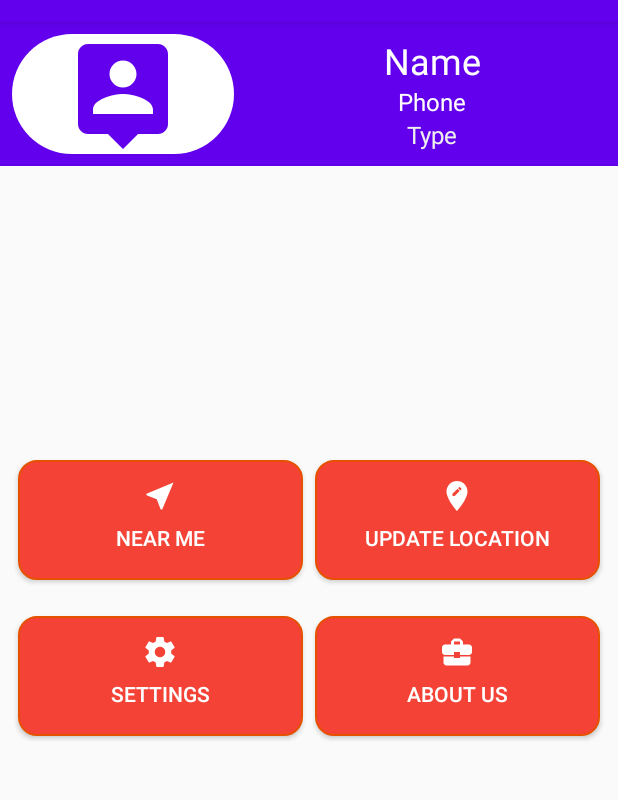
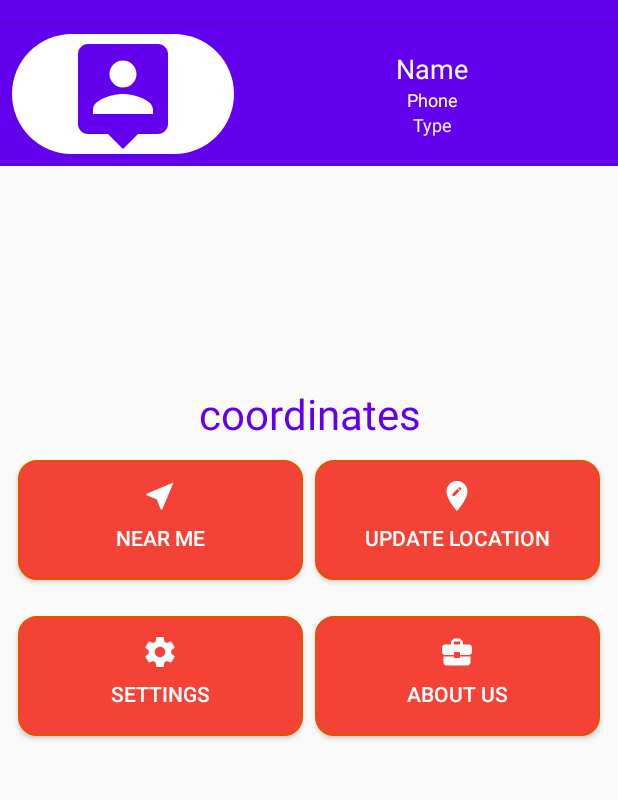
Before and after one commit to dikamjit-borah/Imminear, an Android app: the screen it shows after launch once a user with an empty profile is signed in (Dashboard), on a phone screen of 412 x 824 dp, the part 62-862 px from its top. Run offline under Robolectric (Android 15) with nearby library versions, the phone set to English and light mode, and no system bars; our stand-ins replace Firebase (no records; nobody signed in at launch, a user with empty details on screens opened directly); network calls fail; 1 statement that could not run was skipped.

Commit message:
finds all migrants

```diff
--- a/app/src/main/java/com/example/swaroj/Dashboard.java
+++ b/app/src/main/java/com/example/swaroj/Dashboard.java
@@ -1,19 +1,39 @@
 package com.example.swaroj;
 
+import androidx.annotation.NonNull;
 import androidx.appcompat.app.AlertDialog;
 import androidx.appcompat.app.AppCompatActivity;
+import androidx.core.app.ActivityCompat;
 
+import android.Manifest;
+import android.annotation.SuppressLint;
+import android.content.Context;
 import android.content.DialogInterface;
 import android.content.Intent;
+import android.content.pm.PackageManager;
+import android.graphics.Color;
+import android.location.Location;
+import android.location.LocationManager;
 import android.os.Bundle;
+import android.os.Looper;
+import android.provider.Settings;
 import android.view.Menu;
 import android.view.MenuInflater;
 import android.view.MenuItem;
 import android.view.View;
+import android.widget.Button;
 import android.widget.TextView;
 import android.widget.Toast;
 
+import com.google.android.gms.location.FusedLocationProviderClient;
+import com.google.android.gms.location.LocationCallback;
+import com.google.android.gms.location.LocationRequest;
+import com.google.android.gms.location.LocationResult;
+import com.google.android.gms.location.LocationServices;
+import com.google.android.gms.maps.model.Dash;
+import com.google.android.gms.tasks.OnCompleteListener;
 import com.google.android.gms.tasks.OnSuccessListener;
+import com.google.android.gms.tasks.Task;
 import com.google.firebase.auth.FirebaseAuth;
 import com.google.firebase.firestore.DocumentReference;
 import com.google.firebase.firestore.DocumentSnapshot;
@@ -29,7 +49,16 @@ public class Dashboard extends AppCompatActivity {
     FirebaseFirestore firestore;
     String USER_ID;
     TextView name, phone, type;
+    TextView coordinates_textview;
     int count = 0;
+    double lat, lon;
+
+    Button near_me;
+
+
+    private static final int PERMISSION_ID = 44;
+    FusedLocationProviderClient mFusedLocationClient;
+
 
     @Override
     protected void onCreate(Bundle savedInstanceState) {
@@ -44,8 +73,18 @@ public class Dashboard extends AppCompatActivity {
         name = findViewById(R.id.textView_name_dash);
         phone = findViewById(R.id.textView_phone_dash);
         type = findViewById(R.id.textView_type_dash);
+        coordinates_textview = findViewById(R.id.textView_coordinate_dash);
 
+        mFusedLocationClient = LocationServices.getFusedLocationProviderClient(Dashboard.this);
+        getLastLocation();
 
+        near_me = findViewById(R.id.imageButton1);
+        near_me.setOnClickListener(new View.OnClickListener() {
+            @Override
+            public void onClick(View v) {
+                startActivity(new Intent(getApplicationContext(), Near_Me.class));
+            }
+        });
 
         USER_ID = firebaseAuth.getCurrentUser().getUid();
         final DocumentReference documentReference = firestore.collection("USERS").document(USER_ID);
@@ -147,4 +186,107 @@ public class Dashboard extends AppCompatActivity {
         }
         return super.onOptionsItemSelected(item);
     }
+
+
+    @SuppressLint("MissingPermission")
+    private void getLastLocation(){
+        if (checkPermissions()) {
+            if (isLocationEnabled()) {
+                mFusedLocationClient.getLastLocation().addOnCompleteListener(
+                        new OnCompleteListener<Location>() {
+                            @Override
+                            public void onComplete(@NonNull Task<Location> task) {
+                                Location location = task.getResult();
+                                if (location == null) {
+                                    requestNewLocationData();
+                                } else {
+                                    lat = location.getLatitude();
+                                    lon = location.getLongitude();
+                                    coordinates_textview.setText("\n My Location \n" + location.getLatitude()+", "+location.getLongitude()+"");
+
+                                }
+                            }
+                        }
+                );
+            } else {
+                Toast.makeText(this, "Turn on location", Toast.LENGTH_LONG).show();
+                Intent intent = new Intent(Settings.ACTION_LOCATION_SOURCE_SETTINGS);
+                startActivity(intent);
+            }
+        } else {
+            requestPermissions();
+        }
+    }
+
+
+    @SuppressLint("MissingPermission")
+    private void requestNewLocationData(){
+
+        LocationRequest mLocationRequest = new LocationRequest();
+        mLocationRequest.setPriority(LocationRequest.PRIORITY_HIGH_ACCURACY);
+        mLocationRequest.setInterval(0);
+        mLocationRequest.setFastestInterval(0);
+        mLocationRequest.setNumUpdates(1);
+
+        mFusedLocationClient = LocationServices.getFusedLocationProviderClient(this);
+        mFusedLocationClient.requestLocationUpdates(
+                mLocationRequest, mLocationCallback,
+                Looper.myLooper()
+        );
+
+    }
+
+    private LocationCallback mLocationCallback = new LocationCallback() {
+        @Override
+        public void onLocationResult(LocationResult locationResult) {
+            Location mLastLocation = locationResult.getLastLocation();
+            lat = mLastLocation.getLatitude();
+            lon = mLastLocation.getLongitude();
+            coordinates_textview.setText(mLastLocation.getLatitude()+", "+mLastLocation.getLongitude()+"");
+        }
+    };
+
+    private boolean checkPermissions() {
+        if (ActivityCompat.checkSelfPermission(this, Manifest.permission.ACCESS_COARSE_LOCATION) == PackageManager.PERMISSION_GRANTED &&
+                ActivityCompat.checkSelfPermission(this, Manifest.permission.ACCESS_FINE_LOCATION) == PackageManager.PERMISSION_GRANTED) {
+            return true;
+        }
+        return false;
+    }
+
+    private void requestPermissions() {
+        ActivityCompat.requestPermissions(
+                this,
+                new String[]{Manifest.permission.ACCESS_COARSE_LOCATION, Manifest.permission.ACCESS_FINE_LOCATION},
+                PERMISSION_ID
+        );
+    }
+
+    private boolean isLocationEnabled() {
+        LocationManager locationManager = (LocationManager) getSystemService(Context.LOCATION_SERVICE);
+        return locationManager.isProviderEnabled(LocationManager.GPS_PROVIDER) || locationManager.isProviderEnabled(
+                LocationManager.NETWORK_PROVIDER
+        );
+    }
+
+    @Override
+    public void onRequestPermissionsResult(int requestCode, String[] permissions, int[] grantResults) {
+        super.onRequestPermissionsResult(requestCode, permissions, grantResults);
+        if (requestCode == PERMISSION_ID) {
+            if (grantResults.length > 0 && grantResults[0] == PackageManager.PERMISSION_GRANTED) {
+                getLastLocation();
+            }
+        }
+    }
+
+    @Override
+    public void onResume(){
+        super.onResume();
+        if (checkPermissions()) {
+            getLastLocation();
+        }
+
+    }
+
+
 }
--- a/app/src/main/res/layout/activity_dashboard.xml
+++ b/app/src/main/res/layout/activity_dashboard.xml
@@ -6,6 +6,16 @@
     android:layout_height="match_parent"
     tools:context=".Dashboard"
     >
+
+    <TextView
+        android:id="@+id/textView_coordinate_dash"
+        android:layout_width="match_parent"
+        android:layout_height="wrap_content"
+        android:layout_above="@id/container_dash"
+        android:text="coordinates"
+        android:textAlignment="center"
+        android:textSize="28sp"
+        android:textColor="@color/colorPrimary"/>
 
     <LinearLayout
         android:id="@+id/ll1_details_dash"
@@ -40,7 +50,7 @@
                 android:text="Name"
 
                 android:textAlignment="center"
-                android:textSize="24sp"
+                android:textSize="18sp"
                 android:textColor="#ffffff"/>
 
             <TextView
@@ -51,7 +61,7 @@
                 android:text="Phone"
 
                 android:textAlignment="center"
-                android:textSize="16sp"
+                android:textSize="12sp"
                 android:textColor="#ffffff"
                 />
 
@@ -63,7 +73,7 @@
                 android:text="Type"
 
                 android:textAlignment="center"
-                android:textSize="16sp"
+                android:textSize="12sp"
                 android:textColor="#EEEEEE"
                 />
 
--- a/app/src/main/res/layout/activity_home.xml
+++ b/app/src/main/res/layout/activity_home.xml
@@ -16,7 +16,7 @@
 
         <ImageView
             android:layout_width="match_parent"
-            android:layout_height="wrap_content"
+            android:layout_height="300dp"
             app:srcCompat="@drawable/swaroj_logo" />
 
         <Button
--- a/app/src/main/res/layout/activity_otp__login.xml
+++ b/app/src/main/res/layout/activity_otp__login.xml
@@ -84,7 +84,8 @@
             android:id="@+id/progressBar_otp_login"
             style="?android:attr/progressBarStyle"
             android:layout_width="match_parent"
-            android:layout_height="wrap_content" />
+            android:layout_height="wrap_content"
+            android:visibility="invisible"/>
     </LinearLayout>
 
 </RelativeLayout>
```
Also changed, not shown: app/src/main/AndroidManifest.xml (+6 -2 lines), app/src/main/java/com/example/swaroj/Near_Me.java (added, +146 -0 lines), app/src/main/java/com/example/swaroj/OTP_Login.java (+165 -0 lines), app/src/main/java/com/example/swaroj/OTP_Register.java (+29 -0 lines), app/src/main/res/layout/activity_near__me.xml (added, +51 -0 lines).
